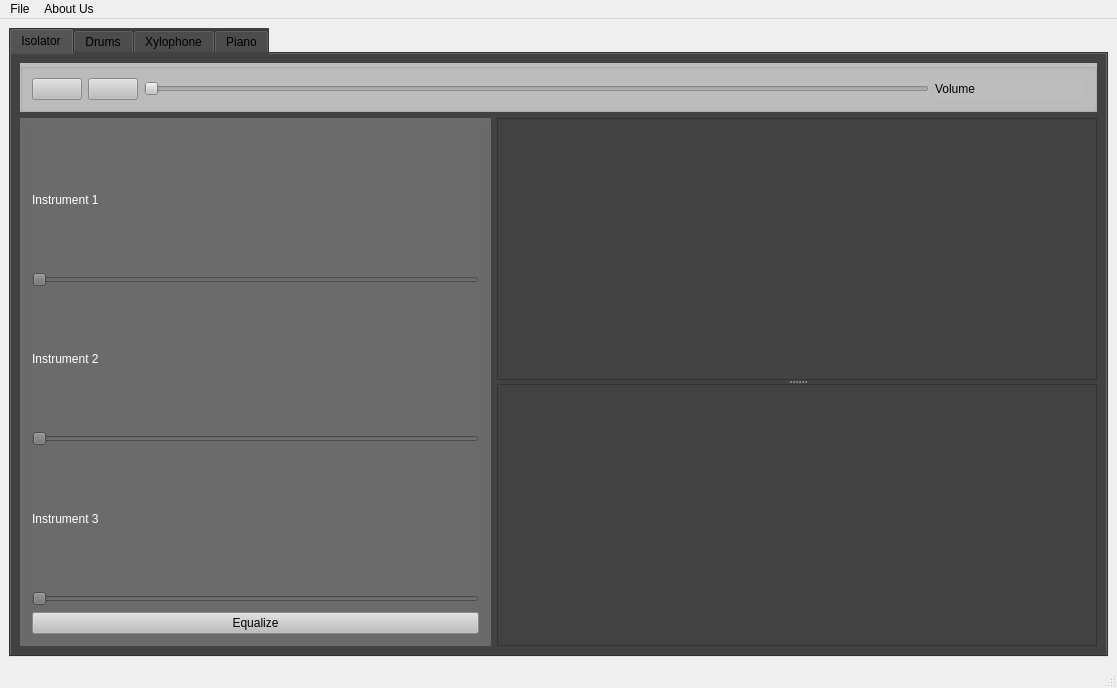
Qt form task3.ui (claraashraf24/Musical-Instruments-Emphasizer) before a commit.
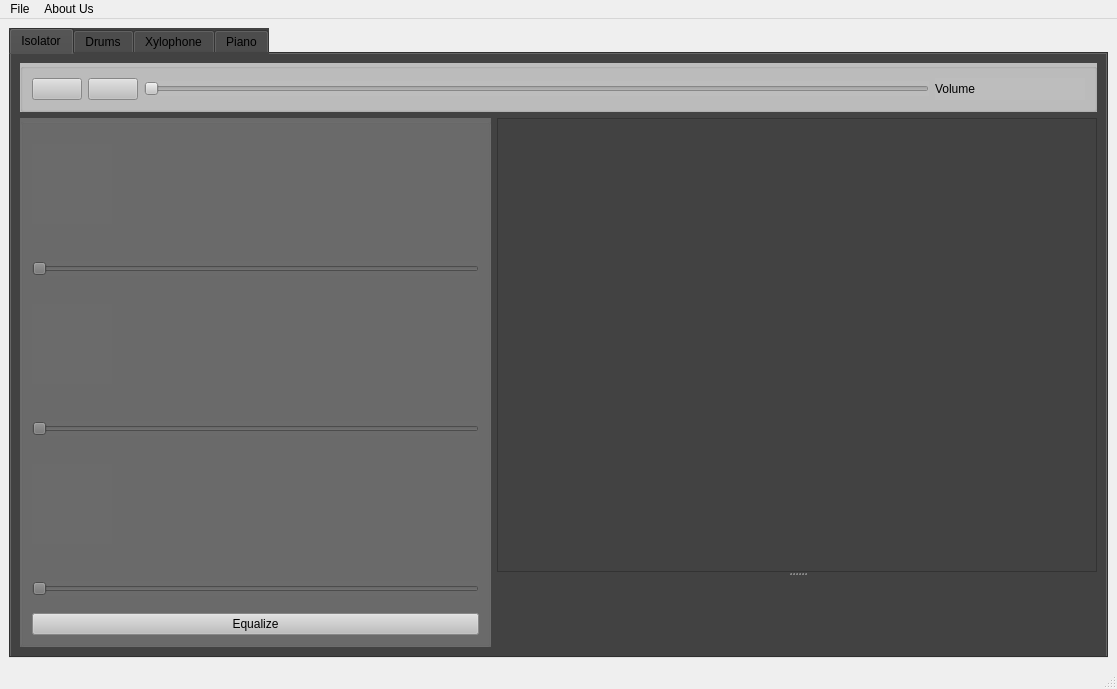
The same form after that commit. The open tabs and pages were chosen to show the change. Icons and pictures are not drawn. Custom widgets are drawn as their Qt base class.

The edit to the form file:
```diff
--- a/task3.ui
+++ b/task3.ui
@@ -7,7 +7,7 @@
     <x>0</x>
     <y>0</y>
     <width>1117</width>
-    <height>688</height>
+    <height>689</height>
    </rect>
   </property>
   <property name="windowTitle">
@@ -137,16 +137,44 @@
                     <item>
                      <layout class="QVBoxLayout" name="verticalLayout">
                       <item>
-                       <widget class="QLabel" name="instrument1_label">
+                       <widget class="QLabel" name="instrument3_label">
+                        <property name="maximumSize">
+                         <size>
+                          <width>80</width>
+                          <height>80</height>
+                         </size>
+                        </property>
                         <property name="styleSheet">
                          <string notr="true">color: rgb(255, 255, 255);
 font: 12pt &quot;Eras Demi ITC&quot;;</string>
                         </property>
                         <property name="text">
-                         <string>Instrument 1</string>
+                         <string/>
+                        </property>
+                        <property name="pixmap">
+                         <pixmap>C:/Users/User/Downloads/drumsmelawen.png</pixmap>
+                        </property>
+                        <property name="scaledContents">
+                         <bool>true</bool>
                         </property>
                        </widget>
                       </item>
+                      <item>
+                       <spacer name="verticalSpacer_2">
+                        <property name="orientation">
+                         <enum>Qt::Vertical</enum>
+                        </property>
+                        <property name="sizeType">
+                         <enum>QSizePolicy::Minimum</enum>
+                        </property>
+                        <property name="sizeHint" stdset="0">
+                         <size>
+                          <width>20</width>
+                          <height>20</height>
+                         </size>
+                        </property>
+                       </spacer>
+                      </item>
                       <item>
                        <widget class="QSlider" name="instrument1_slider">
                         <property name="orientation">
@@ -159,18 +187,61 @@
                     <item>
                      <layout class="QVBoxLayout" name="verticalLayout_2">
                       <item>
-                       <widget class="QLabel" name="instrument2_label">
+                       <widget class="QLabel" name="instrument1_label">
+                        <property name="minimumSize">
+                         <size>
+                          <width>0</width>
+                          <height>0</height>
+                         </size>
+                        </property>
+                        <property name="maximumSize">
+                         <size>
+                          <width>80</width>
+                          <height>80</height>
+                         </size>
+                        </property>
                         <property name="styleSheet">
                          <string notr="true">color: rgb(255, 255, 255);
 font: 12pt &quot;Eras Demi ITC&quot;;</string>
                         </property>
                         <property name="text">
-                         <string>Instrument 2</string>
+                         <string/>
+                        </property>
+                        <property name="pixmap">
+                         <pixmap>pianofinal.jpeg</pixmap>
+                        </property>
+                        <property name="scaledContents">
+                         <bool>true</bool>
+                        </property>
+                        <property name="wordWrap">
+                         <bool>false</bool>
                         </property>
                        </widget>
                       </item>
+                      <item>
+                       <spacer name="verticalSpacer">
+                        <property name="orientation">
+                         <enum>Qt::Vertical</enum>
+                        </property>
+                        <property name="sizeType">
+                         <enum>QSizePolicy::Minimum</enum>
+                        </property>
+                        <property name="sizeHint" stdset="0">
+                         <size>
+                          <width>20</width>
+                          <height>20</height>
+                         </size>
+                        </property>
+                       </spacer>
+                      </item>
                       <item>
                        <widget class="QSlider" name="instrument2_slider">
+                        <property name="maximumSize">
+                         <size>
+                          <width>1677215</width>
+                          <height>16777215</height>
+                         </size>
+                        </property>
                         <property name="orientation">
                          <enum>Qt::Horizontal</enum>
                         </property>
@@ -181,16 +252,44 @@
                     <item>
                      <layout class="QVBoxLayout" name="verticalLayout_3">
                       <item>
-                       <widget class="QLabel" name="instrument3_label">
+                       <widget class="QLabel" name="instrument2_label">
+                        <property name="maximumSize">
+                         <size>
+                          <width>80</width>
+                          <height>80</height>
+                         </size>
+                        </property>
                         <property name="styleSheet">
                          <string notr="true">color: rgb(255, 255, 255);
 font: 12pt &quot;Eras Demi ITC&quot;;</string>
                         </property>
                         <property name="text">
-                         <string>Instrument 3</string>
+                         <string/>
+                        </property>
+                        <property name="pixmap">
+                         <pixmap>saxofinal.png</pixmap>
+                        </property>
+                        <property name="scaledContents">
+                         <bool>true</bool>
                         </property>
                        </widget>
                       </item>
+                      <item>
+                       <spacer name="verticalSpacer_3">
+                        <property name="orientation">
+                         <enum>Qt::Vertical</enum>
+                        </property>
+                        <property name="sizeType">
+                         <enum>QSizePolicy::Minimum</enum>
+                        </property>
+                        <property name="sizeHint" stdset="0">
+                         <size>
+                          <width>20</width>
+                          <height>20</height>
+                         </size>
+                        </property>
+                       </spacer>
+                      </item>
                       <item>
                        <widget class="QSlider" name="instrument3_slider">
                         <property name="orientation">
@@ -233,11 +332,7 @@
                  <string notr="true">background-color: rgb(66, 66, 66);</string>
                 </property>
                </widget>
-               <widget class="PlotWidget" name="spectrogram_widget">
-                <property name="styleSheet">
-                 <string notr="true">background-color: rgb(66, 66, 66);</string>
-                </property>
-               </widget>
+               <widget class="SpectogramWidget" name="spectrogram_widget" native="true"/>
               </widget>
              </item>
             </layout>
@@ -602,6 +697,13 @@
    <class>PlotWidget</class>
    <extends>QGraphicsView</extends>
    <header location="global">pyqtgraph</header>
+   <container>1</container>
+  </customwidget>
+  <customwidget>
+   <class>SpectogramWidget</class>
+   <extends>QWidget</extends>
+   <header location="global">spectrogramwidget.h</header>
+   <container>1</container>
   </customwidget>
  </customwidgets>
  <resources/>
```
Left out of the diff: 242 changed lines with no effect on the pictures.
